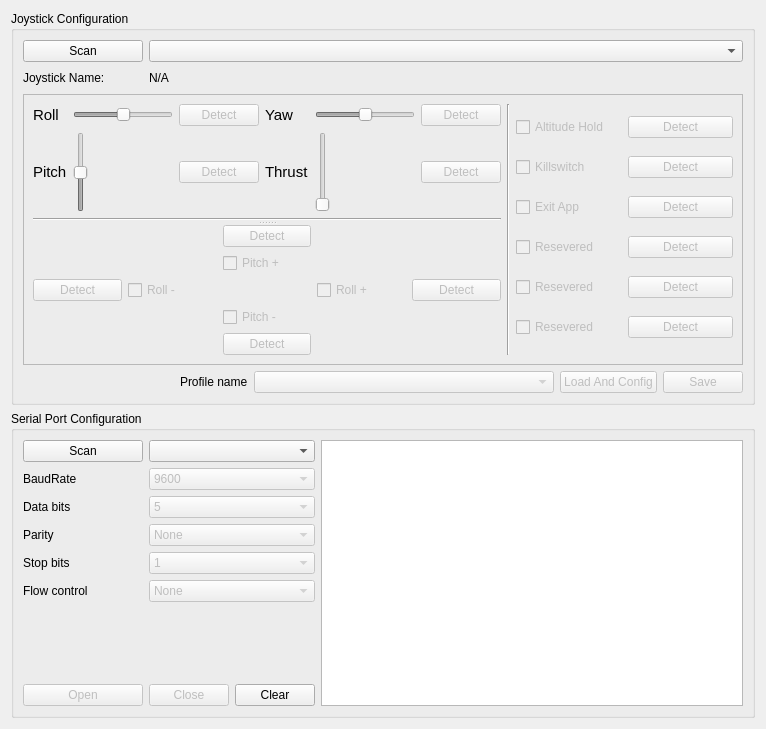
This is ui/tabs/controllerTab.ui in ninfeion/BBflight-clients-restruction-python as Qt 5 draws it before an edit. The edited form follows.
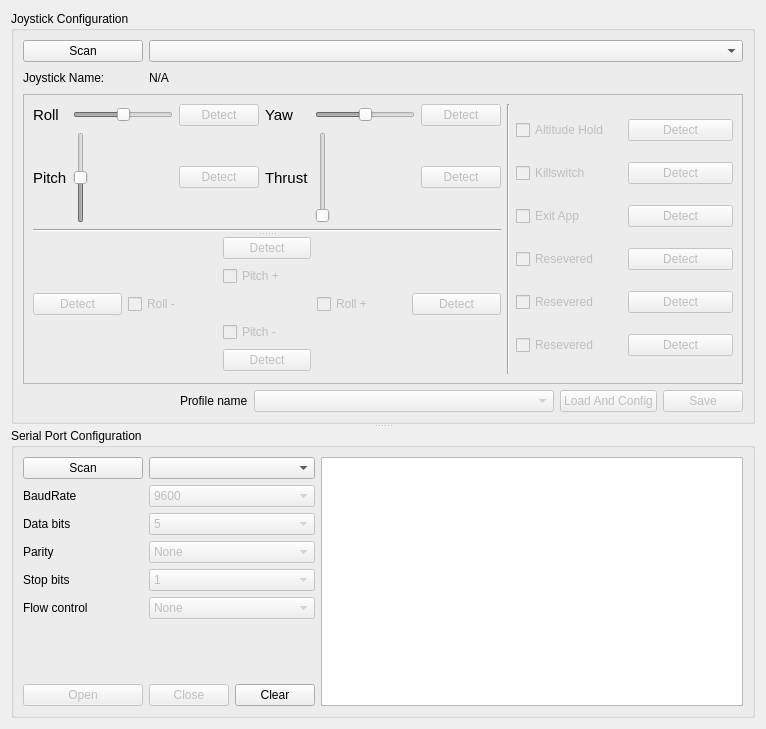
This is the edited form.

```diff
--- a/ui/tabs/controllerTab.ui
+++ b/ui/tabs/controllerTab.ui
@@ -15,6 +15,10 @@
   </property>
   <layout class="QVBoxLayout" name="verticalLayout">
    <item>
+    <widget class="QSplitter" name="splitter_2">
+     <property name="orientation">
+      <enum>Qt::Vertical</enum>
+     </property>
     <widget class="QGroupBox" name="groupBox">
      <property name="title">
       <string>Joystick Configuration</string>
@@ -585,8 +589,6 @@
       </item>
      </layout>
     </widget>
-   </item>
-   <item>
     <widget class="QGroupBox" name="groupBox_2">
      <property name="title">
       <string>Serial Port Configuration</string>
@@ -827,6 +829,7 @@
        <widget class="QTextBrowser" name="serialTextBrowser"/>
       </item>
      </layout>
+     </widget>
     </widget>
    </item>
   </layout>
```
Lines whose indentation alone changed are shown as unchanged.
